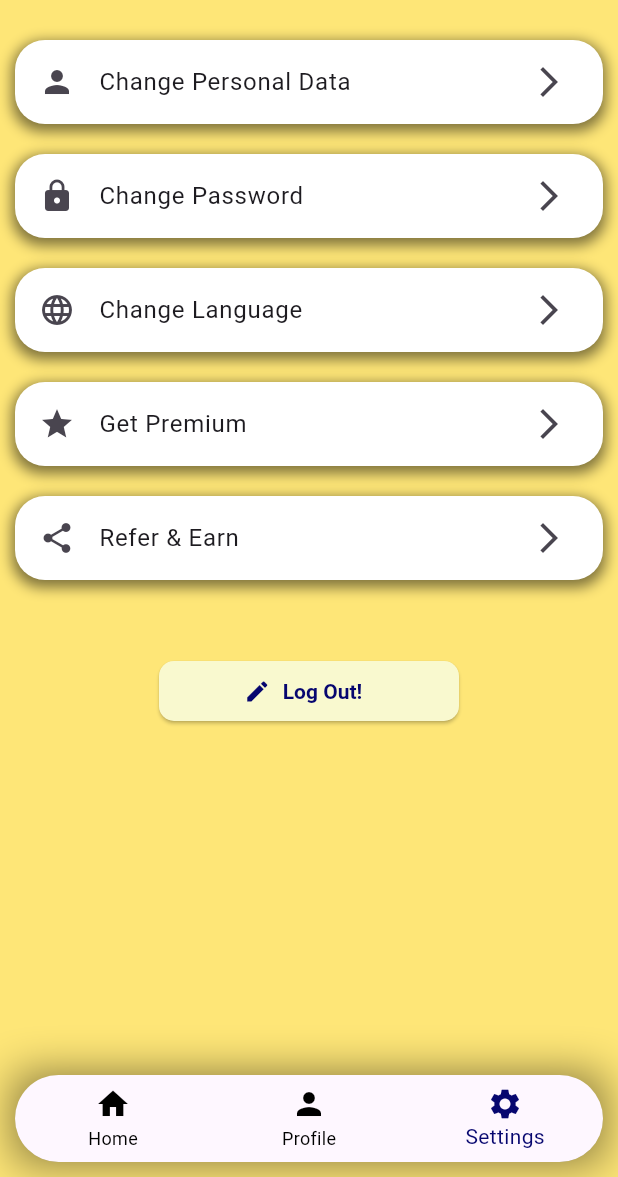
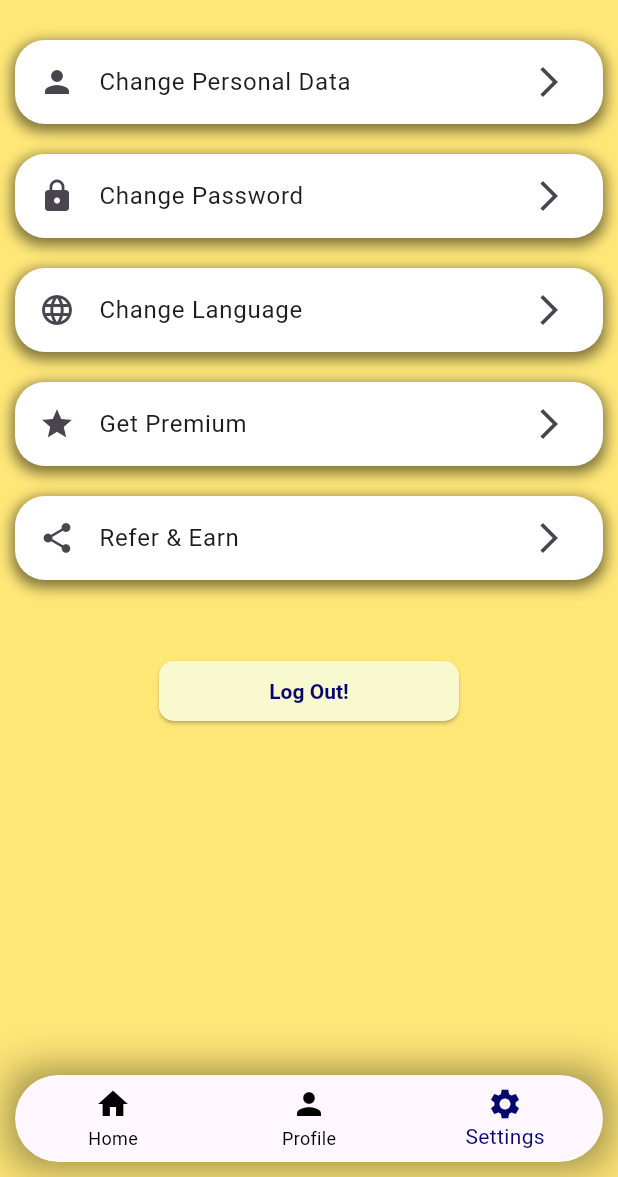
Before and after one commit to KaKaCodes1/Parent_Teach_App, a Flutter app: the SettingsScreen screen opened directly with empty values, on a phone screen of 412 x 824 dp, the part 59-1236 px from its top. Run offline on Flutter 3.47's test engine with Material 3 defaults, Android fonts, the phone set to English and light mode, and no system bars; our stand-ins replace camera, cloud_firestore, firebase_auth, firebase_core, image_picker, introduction_screen; missing offline and left inert: google_ml_kit; accounts and stored records are empty.

Commit message:
update settings

```diff
--- a/parentteach/lib/screen/settings_screen.dart
+++ b/parentteach/lib/screen/settings_screen.dart
@@ -157,7 +157,7 @@ class _SettingsScreenState extends State<SettingsScreen> {
                         (Route<dynamic> route) => false, // This removes all previous routes
                         );
                     },
-                    icon: const Icon(Icons.edit, color: Color.fromARGB(255, 6, 6, 111),),
+                    //icon: const Icon(Icons.edit, color: Color.fromARGB(255, 6, 6, 111),),
                     label: const Text(
                       'Log Out!',
                       style: TextStyle(
```
Also changed, not shown: parentteach/pubspec.lock.
